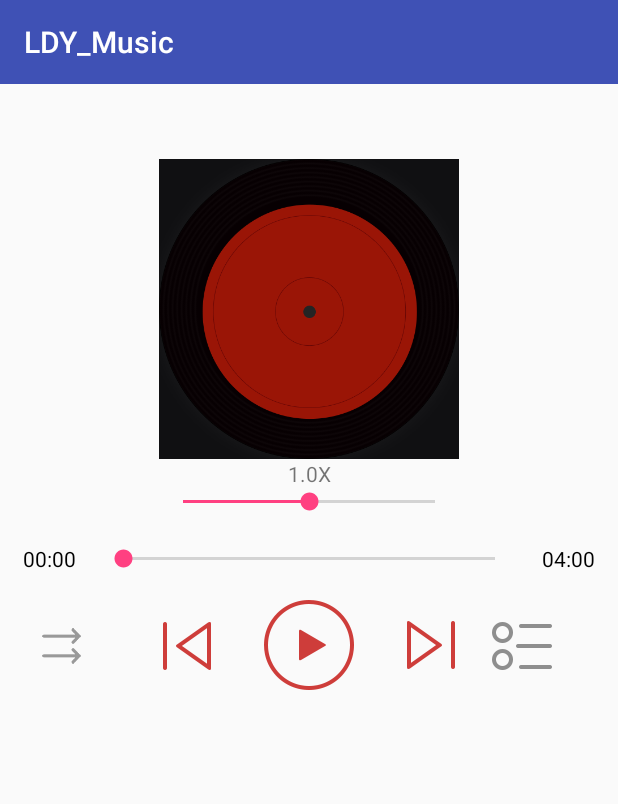
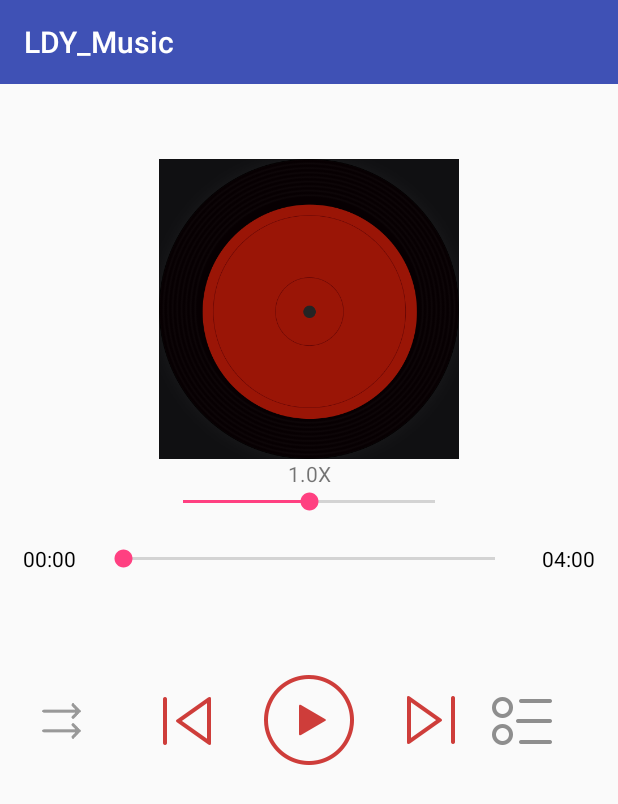
Before and after one commit to MiracleKael/LDYMusicPlayer, an Android app: the PlayMusicActivity screen opened directly, with no data from a screen before it, on a phone screen of 412 x 824 dp. Shown: the top 804 px of the screen. Run offline under Robolectric (Android 15) with nearby library versions, the phone set to English and light mode, and no system bars; our stand-ins replace ButterKnife, CircleImageView; 1 statement that could not run was skipped.

Commit message:
调整了下布局

```diff
--- a/app/src/main/res/layout/activity_play_music.xml
+++ b/app/src/main/res/layout/activity_play_music.xml
@@ -86,6 +86,7 @@
         app:layout_constraintLeft_toLeftOf="parent"
         app:layout_constraintRight_toRightOf="parent"
         app:layout_constraintTop_toBottomOf="@+id/progress_seekbar"
+        android:layout_marginTop="50dp"
         android:layout_width="wrap_content"
         android:layout_height="wrap_content" />
 
@@ -94,6 +95,8 @@
         android:background="@mipmap/playbar_btn_next"
         app:layout_constraintLeft_toLeftOf="@+id/iv_play_or_pause"
         app:layout_constraintRight_toRightOf="parent"
+        app:layout_constraintTop_toTopOf="@+id/iv_play_or_pause"
+        app:layout_constraintBottom_toBottomOf="@+id/iv_play_or_pause"
         app:layout_constraintTop_toBottomOf="@+id/progress_seekbar"
         android:layout_width="wrap_content"
         android:layout_height="wrap_content" />
@@ -104,6 +107,8 @@
         app:layout_constraintLeft_toLeftOf="parent"
         app:layout_constraintRight_toRightOf="@+id/iv_play_or_pause"
         app:layout_constraintTop_toBottomOf="@+id/progress_seekbar"
+        app:layout_constraintTop_toTopOf="@+id/iv_play_or_pause"
+        app:layout_constraintBottom_toBottomOf="@+id/iv_play_or_pause"
         android:layout_width="wrap_content"
         android:layout_height="wrap_content" />
 
```
